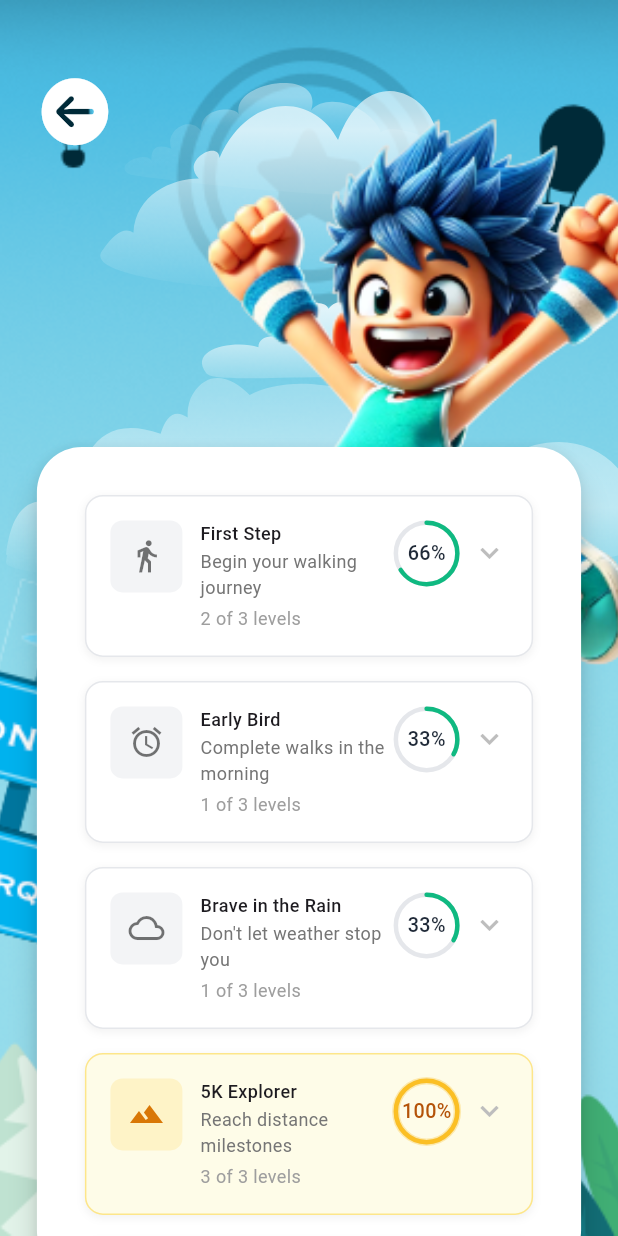
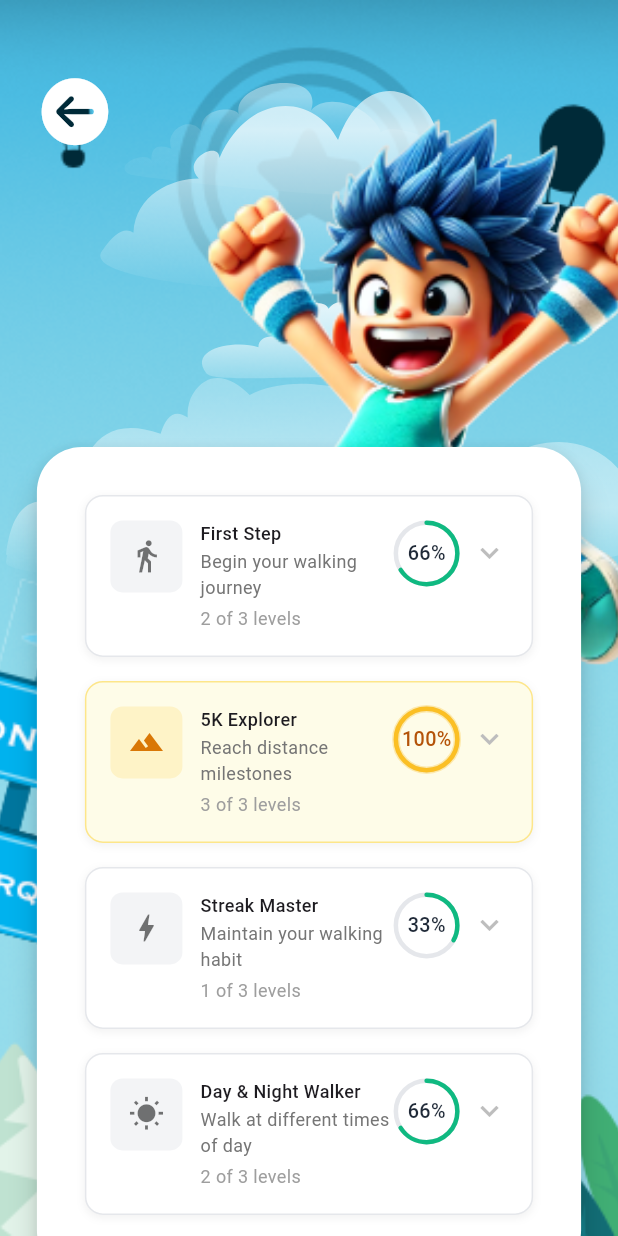
Before and after one commit to EduardoRPM/Onward, a Flutter app: the AchievementsScreen screen opened directly, on a phone screen of 412 x 824 dp. Run offline on Flutter 3.47's test engine with Material 3 defaults, Android fonts, the light colour scheme and no system bars; our stand-ins replace cloud_firestore, connectivity_plus, firebase_auth, firebase_core, image_picker, just_audio and 3 more; accounts and stored records are empty.

Commit message:
test: Elimina logros de prueba innecesarios
Se eliminaron los logros de prueba 'Early Bird' y 'Brave in the Rain' del widget `AchievementList` para simplificar la lista de logros de prueba mostrados.

```diff
--- a/lib/widgets/achievement_list.dart
+++ b/lib/widgets/achievement_list.dart
@@ -31,52 +31,29 @@ class AchievementList extends StatelessWidget {
           ),
         ],
       ),
-      Achievement(
-        id: 'early-bird',
-        title: 'Early Bird',
-        description: 'Complete walks in the morning',
-        icon: Icons.access_alarm,
-        levels: [
-          AchievementLevel(
-            level: 1,
-            description: 'Complete a walk before 8 AM',
-            completed: true,
-          ),
-          AchievementLevel(
-            level: 2,
-            description: 'Complete 5 walks before 8 AM',
-            completed: false,
-          ),
-          AchievementLevel(
-            level: 3,
-            description: 'Complete 20 walks before 8 AM',
-            completed: false,
-          ),
-        ],
-      ),
-      Achievement(
-        id: 'brave-rain',
-        title: 'Brave in the Rain',
-        description: "Don't let weather stop you",
-        icon: Icons.cloud_outlined,
-        levels: [
-          AchievementLevel(
-            level: 1,
-            description: 'Walk 2,000 steps during rain',
-            completed: true,
-          ),
-          AchievementLevel(
-            level: 2,
-            description: 'Walk 5,000 steps during rain',
-            completed: false,
-          ),
-          AchievementLevel(
-            level: 3,
-            description: 'Walk 10,000 steps during heavy rain',
-            completed: false,
-          ),
-        ],
-      ),
+      // Achievement(
+      //   id: 'brave-rain',
+      //   title: 'Brave in the Rain',
+      //   description: "Don't let weather stop you",
+      //   icon: Icons.cloud_outlined,
+      //   levels: [
+      //     AchievementLevel(
+      //       level: 1,
+      //       description: 'Walk 2,000 steps during rain',
+      //       completed: true,
+      //     ),
+      //     AchievementLevel(
+      //       level: 2,
+      //       description: 'Walk 5,000 steps during rain',
+      //       completed: false,
+      //     ),
+      //     AchievementLevel(
+      //       level: 3,
+      //       description: 'Walk 10,000 steps during heavy rain',
+      //       completed: false,
+      //     ),
+      //   ],
+      // ),
       Achievement(
         id: 'explorer',
         title: '5K Explorer',
```
